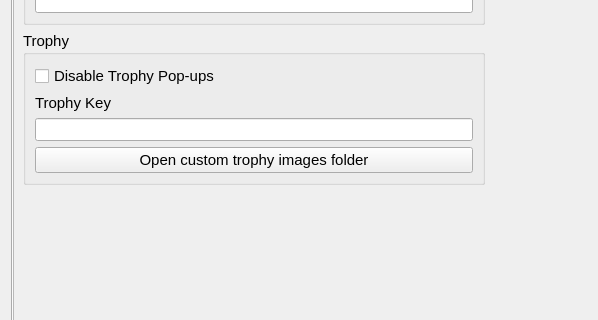
Before: the Qt Designer form src/qt_gui/settings_dialog.ui in shadps4-emu/shadPS4, drawn with Qt 5; both pictures show x 0 to 598 and y 97 to 417 of the 970 by 750 pixel window.
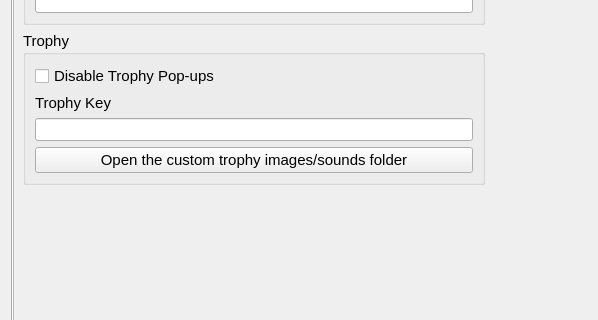
After: the same form once the commit is applied. The open tabs and pages were chosen to show the change. Icons and pictures are not drawn.

The edit to the form file:
```diff
--- a/src/qt_gui/settings_dialog.ui
+++ b/src/qt_gui/settings_dialog.ui
@@ -1294,7 +1294,7 @@
                       <item>
                         <widget class="QPushButton" name="OpenCustomTrophyLocationButton">
                           <property name="text">
-                            <string>Open custom trophy images folder</string>
+                            <string>Open the custom trophy images/sounds folder</string>
                           </property>
                         </widget>
                       </item>
```
